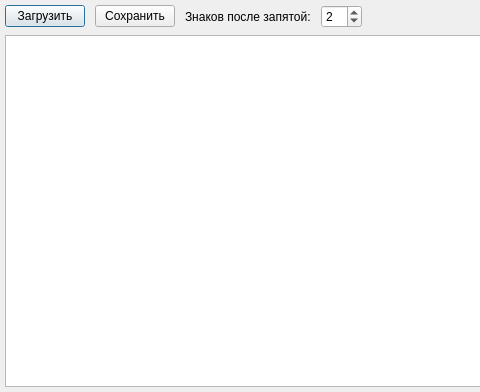
This is filtsim/wnddata.ui in cliffanet/filter as Qt 5 draws it before an edit; both pictures show x 0 to 480 and y 0 to 392 of the 717 by 392 pixel window. The edited form follows.
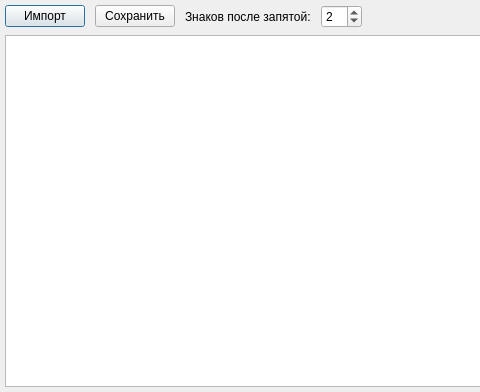
This is the edited form.

Commit message: импорт данных

Diff of the .ui file:
```diff
--- a/filtsim/wnddata.ui
+++ b/filtsim/wnddata.ui
@@ -37,7 +37,7 @@
      <item>
       <widget class="QPushButton" name="btnLoad">
        <property name="text">
-        <string>Загрузить</string>
+        <string>Импорт</string>
        </property>
       </widget>
      </item>
```
The commit also changes 12 other files.
